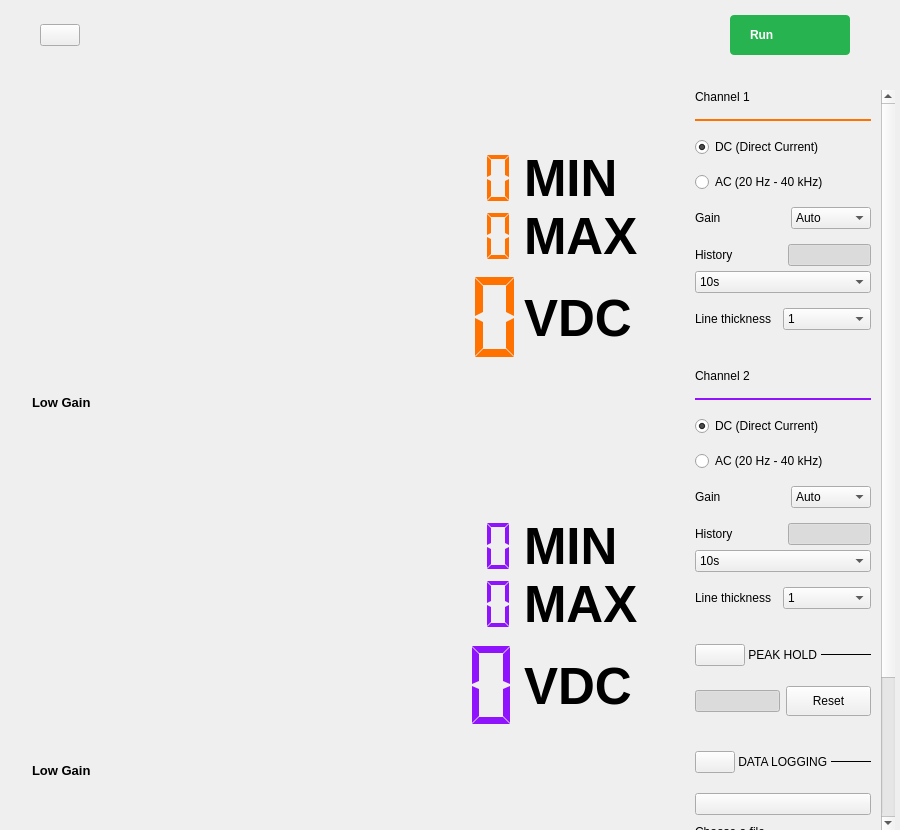
Above: ui/dmm.ui from analogdevicesinc/scopy before the change. Below: the same form after it.
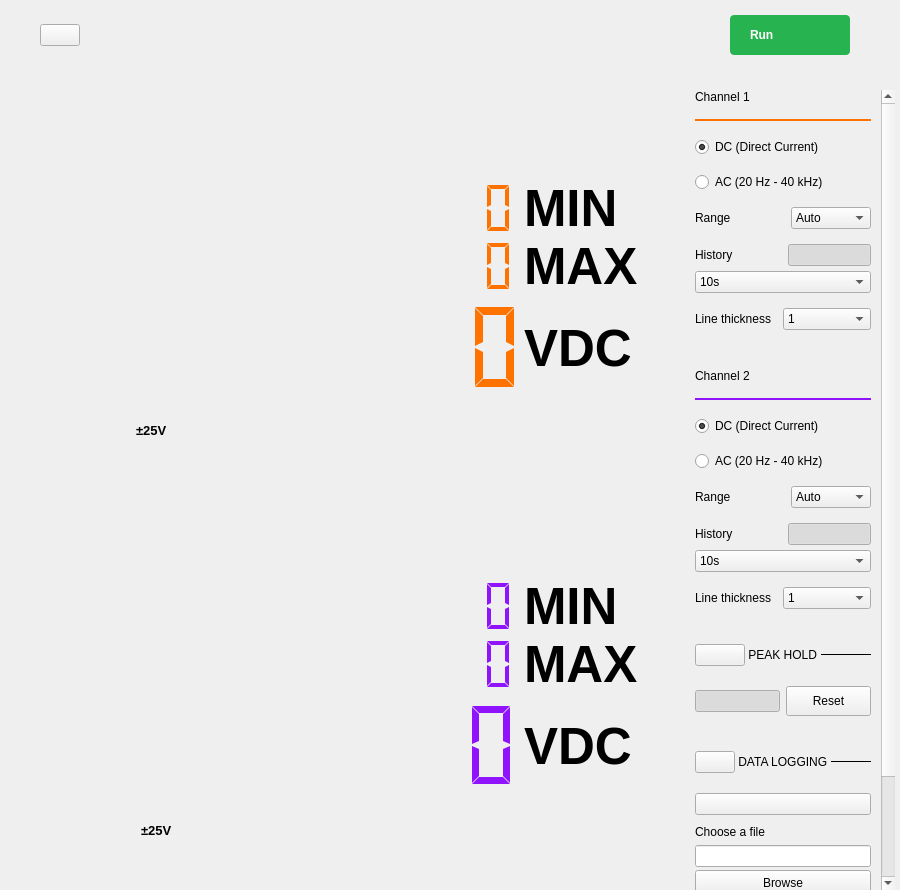
That is the form after the change. Icons and pictures are not drawn. Custom widgets are drawn as their Qt base class.

Commit message:
DMM: rework the autoscaling algorithm
Also changed GUI labels from "high gain/low gain" to "+/- 2.5V / +/- 25V)

Patch:
```diff
--- a/ui/dmm.ui
+++ b/ui/dmm.ui
@@ -7,7 +7,7 @@
     <x>0</x>
     <y>0</y>
     <width>900</width>
-    <height>830</height>
+    <height>890</height>
    </rect>
   </property>
   <property name="sizePolicy">
@@ -227,23 +227,41 @@
                  <number>0</number>
                 </property>
                 <item>
-                 <widget class="QLabel" name="currentGainCh1Label">
-                  <property name="styleSheet">
-                   <string notr="true">font-size: 13px;</string>
+                 <spacer name="horizontalSpacer_6">
+                  <property name="orientation">
+                   <enum>Qt::Horizontal</enum>
                   </property>
-                  <property name="text">
-                   <string>Low Gain</string>
+                  <property name="sizeHint" stdset="0">
+                   <size>
+                    <width>40</width>
+                    <height>20</height>
+                   </size>
                   </property>
-                 </widget>
+                 </spacer>
                 </item>
                 <item>
                  <widget class="QLabel" name="ch1ErrorLabel">
                   <property name="styleSheet">
                    <string notr="true">font-size: 13px;
-color: red;</string>
+color: red;
+text-align:right;</string>
                   </property>
                   <property name="text">
                    <string/>
+                  </property>
+                  <property name="alignment">
+                   <set>Qt::AlignBottom|Qt::AlignLeading|Qt::AlignLeft</set>
+                  </property>
+                 </widget>
+                </item>
+                <item>
+                 <widget class="QLabel" name="currentGainCh1Label">
+                  <property name="styleSheet">
+                   <string notr="true">font-size: 13px;
+text-align:center;</string>
+                  </property>
+                  <property name="text">
+                   <string>±25V</string>
                   </property>
                  </widget>
                 </item>
@@ -542,23 +560,44 @@
                  <number>0</number>
                 </property>
                 <item>
-                 <widget class="QLabel" name="currentGainCh2Label">
-                  <property name="styleSheet">
-                   <string notr="true">font-size: 13px;</string>
+                 <spacer name="horizontalSpacer_8">
+                  <property name="orientation">
+                   <enum>Qt::Horizontal</enum>
                   </property>
-                  <property name="text">
-                   <string>Low Gain</string>
+                  <property name="sizeHint" stdset="0">
+                   <size>
+                    <width>40</width>
+                    <height>20</height>
+                   </size>
                   </property>
-                 </widget>
+                 </spacer>
                 </item>
                 <item>
                  <widget class="QLabel" name="ch2ErrorLabel">
                   <property name="styleSheet">
                    <string notr="true">font-size: 13px;
-color: red;</string>
+color: red;
+text-align:right;</string>
                   </property>
                   <property name="text">
                    <string/>
+                  </property>
+                  <property name="alignment">
+                   <set>Qt::AlignBottom|Qt::AlignLeading|Qt::AlignLeft</set>
+                  </property>
+                 </widget>
+                </item>
+                <item>
+                 <widget class="QLabel" name="currentGainCh2Label">
+                  <property name="styleSheet">
+                   <string notr="true">font-size: 13px;
+text-align:center;</string>
+                  </property>
+                  <property name="text">
+                   <string>±25V</string>
+                  </property>
+                  <property name="alignment">
+                   <set>Qt::AlignBottom|Qt::AlignLeading|Qt::AlignLeft</set>
                   </property>
                  </widget>
                 </item>
@@ -987,7 +1026,7 @@
               <item row="0" column="0">
                <widget class="QLabel" name="label_6">
                 <property name="text">
-                 <string>Gain</string>
+                 <string>Range</string>
                 </property>
                </widget>
               </item>
@@ -1265,7 +1304,7 @@
               <item row="0" column="0">
                <widget class="QLabel" name="label_7">
                 <property name="text">
-                 <string>Gain</string>
+                 <string>Range</string>
                 </property>
                </widget>
               </item>
```
Left out of the diff: 13 changed lines with no effect on the pictures. The commit also changes 2 other files.
